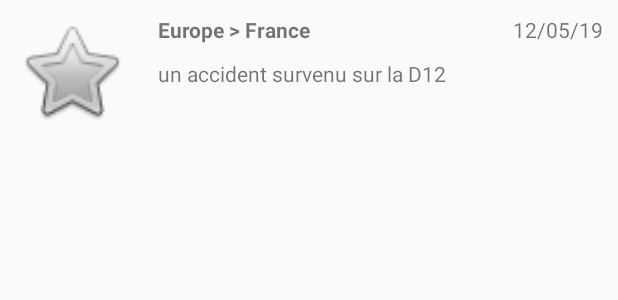
After one commit to sylvain841989/MyNews, an Android app: the layout fragment_main_item.xml on its own in the app's theme, with its tools: preview values and no code run, on a phone screen of 412 x 824 dp. The commit adds this screen. Shown: the top 300 px of the screen. Run offline under Robolectric (Android 15) with nearby library versions, the phone set to English and light mode, and no system bars.

Commit message:
3 tabs ok

```diff
--- a/app/src/main/AndroidManifest.xml
+++ b/app/src/main/AndroidManifest.xml
@@ -2,6 +2,7 @@
 <manifest xmlns:android="http://schemas.android.com/apk/res/android"
     xmlns:tools="http://schemas.android.com/tools"
     package="conraud.sylvain.mynews">
+    <uses-permission android:name="android.permission.INTERNET"/>
 
     <application
         android:allowBackup="true"
--- /dev/null
+++ b/app/src/main/res/layout/fragment_main_item.xml
@@ -0,0 +1,58 @@
+<?xml version="1.0" encoding="utf-8"?>
+<LinearLayout
+
+    xmlns:tools="http://schemas.android.com/tools"
+    android:layout_width="match_parent"
+    android:layout_height="100dp"
+    xmlns:android="http://schemas.android.com/apk/res/android"
+    android:orientation="horizontal"
+    tools:ignore="HardcodedText"
+    >
+
+    <ImageView
+        android:id="@+id/fragment_main_item_image_view"
+        android:layout_width="75dp"
+        android:layout_height="75dp"
+        android:layout_margin="10dp"
+        android:src="@android:drawable/btn_star"
+        android:contentDescription="image article"
+       />
+
+    <LinearLayout
+        android:layout_width="match_parent"
+        android:layout_height="match_parent"
+        android:orientation="vertical">
+
+        <LinearLayout
+            android:layout_width="match_parent"
+            android:layout_height="wrap_content"
+            android:layout_margin="10dp"
+            android:orientation="horizontal">
+
+            <TextView
+                android:id="@+id/fragment_main_item_text_view_category"
+                android:layout_width="wrap_content"
+                android:layout_height="wrap_content"
+                android:textStyle="bold"
+                android:text="Europe > France"
+                />
+            <TextView
+                android:id="@+id/fragment_main_item_text_view_date"
+                android:maxLength="10"
+                android:layout_width="match_parent"
+                android:layout_height="wrap_content"
+                android:gravity="end"
+                android:text="12/05/19"/>
+
+        </LinearLayout>
+
+        <TextView
+            android:id="@+id/fragment_main_item_text_view_title"
+            android:layout_marginStart="10dp"
+            android:layout_width="wrap_content"
+            android:layout_height="wrap_content"
+            android:text="un accident survenu sur la D12"/>
+
+    </LinearLayout>
+
+</LinearLayout>
```
Also changed, not shown: app/build.gradle (+6 -1 lines), app/src/main/java/conraud/sylvain/mynews/data/Article.java (added, +75 -0 lines), app/src/main/java/conraud/sylvain/mynews/data/Media.java (added, +15 -0 lines), app/src/main/java/conraud/sylvain/mynews/data/Multimedia.java (added, +24 -0 lines), app/src/main/java/conraud/sylvain/mynews/data/Root.java (added, +8 -0 lines), app/src/main/java/conraud/sylvain/mynews/ui/activity/MainActivity.java (+20 -4 lines), app/src/main/java/conraud/sylvain/mynews/ui/adapters/RecyclerViewAdapter.java (added, +44 -0 lines), app/src/main/java/conraud/sylvain/mynews/ui/adapters/ViewPagerAdapter.java (+13 -2 lines), app/src/main/java/conraud/sylvain/mynews/ui/fragments/ItemViewHolder.java (added, +59 -0 lines), app/src/main/java/conraud/sylvain/mynews/ui/fragments/MainFragment.java (+27 -3 lines), app/src/main/java/conraud/sylvain/mynews/utils/CallBack.java (added, +55 -0 lines), app/src/main/java/conraud/sylvain/mynews/utils/CallService.java (added, +53 -0 lines), app/src/main/java/conraud/sylvain/mynews/utils/NewYorkTimesService.java (added, +16 -0 lines), app/src/main/java/conraud/sylvain/mynews/utils/RetrofitManager.java (added, +24 -0 lines), 2 more files.
